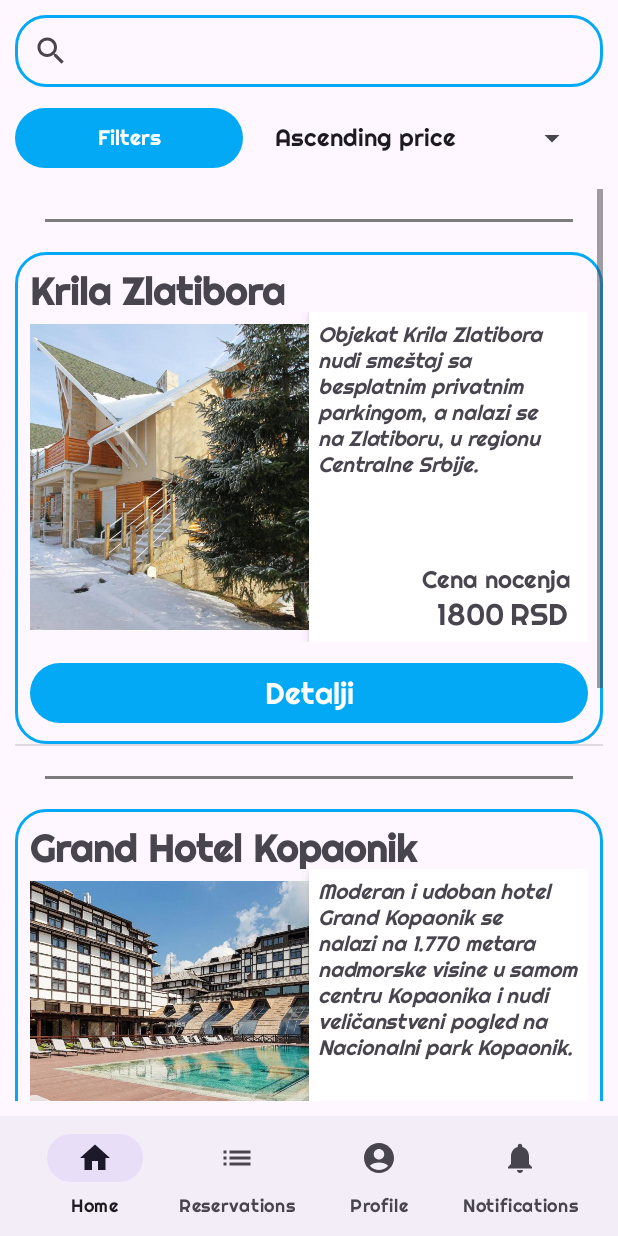
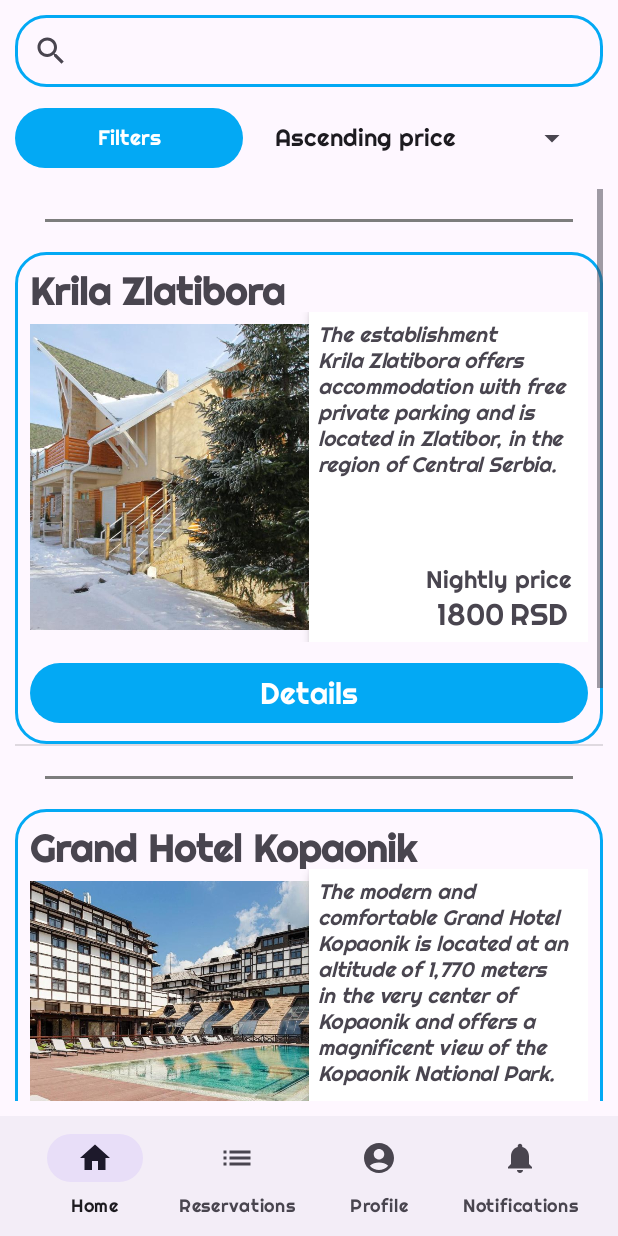
Before and after one commit to Team-17-MMM/BookingAppMobileTeam17, an Android app: the ResortPageFragment screen opened directly, with no data from a screen before it, on a phone screen of 412 x 824 dp. Run offline under Robolectric (Android 15) with nearby library versions, the phone set to English and light mode, and no system bars.

Commit message:
fix: changed all text to be on english

```diff
--- a/app/src/main/java/com/example/bookingappteam17/fragments/resorts/ResortPageFragment.java
+++ b/app/src/main/java/com/example/bookingappteam17/fragments/resorts/ResortPageFragment.java
@@ -115,8 +115,8 @@ public class ResortPageFragment extends Fragment {
     }
 
     private void prepareProductList(ArrayList<Resort> products){
-        products.add(new Resort(1L, "Grand Hotel Kopaonik", "Moderan i udoban hotel Grand Kopaonik se nalazi na 1.770 metara nadmorske visine u samom centru Kopaonika i nudi veličanstveni pogled na Nacionalni park Kopaonik.","Kopaonik", R.drawable.hotel_grand_kop, 2500));
-        products.add(new Resort(2L, "Krila Zlatibora", "Objekat Krila Zlatibora nudi smeštaj sa besplatnim privatnim parkingom, a nalazi se na Zlatiboru, u regionu Centralne Srbije.","Zlatibor", R.drawable.zlatibor, 1800));
-        products.add(new Resort(3L, "Brvnara Miris Bora", "Objekat Brvnara Miris Bora se nalazi u Šljivovici i nudi vrt, pribor za pripremu roštilja i terasu. Sve sobe imaju kuhinju, flat-screen TV sa satelitskim kanalima i sopstveno kupatilo.","Tara", R.drawable.tara, 3400));
+        products.add(new Resort(1L, "Grand Hotel Kopaonik", "The modern and comfortable Grand Hotel Kopaonik is located at an altitude of 1,770 meters in the very center of Kopaonik and offers a magnificent view of the Kopaonik National Park.","Kopaonik", R.drawable.hotel_grand_kop, 2500));
+        products.add(new Resort(2L, "Krila Zlatibora", "The establishment Krila Zlatibora offers accommodation with free private parking and is located in Zlatibor, in the region of Central Serbia.","Zlatibor", R.drawable.zlatibor, 1800));
+        products.add(new Resort(3L, "Brvnara Miris Bora", "The object Brvnara Miris Bora is located in Šljivovica and offers a garden, barbecue facilities, and a terrace. All rooms have a kitchen, flat-screen TV with satellite channels, and a private bathroom.","Tara", R.drawable.tara, 3400));
     }
 }
--- a/app/src/main/res/layout/resort_card.xml
+++ b/app/src/main/res/layout/resort_card.xml
@@ -85,7 +85,7 @@
                         android:layout_width="wrap_content"
                         android:layout_height="wrap_content"
                         android:layout_gravity="right"
-                        android:text="Cena nocenja "
+                        android:text="Nightly price "
                         android:textSize="16sp"
                         android:layout_marginTop="5sp"
                         android:fontFamily="@font/righteous"
@@ -132,7 +132,7 @@
                 android:layout_gravity="center|bottom"
                 android:layout_marginTop="10sp"
                 android:fontFamily="@font/righteous"
-                android:text="@string/detalji"
+                android:text="Details"
                 android:textAlignment="center"
                 android:textColor="@color/white"
                 android:textSize="20sp" />
```
